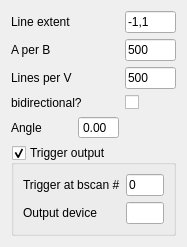
Qt form LineScanConfigWidget.ui (djsperka/vortup) before a commit.
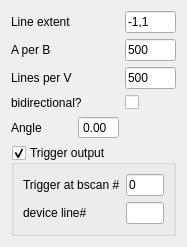
The same form after that commit.

Commit message: LineScanConfig only needs to know the line number (referring to the individual lines 0-7 on the DIO device port). Fix params load/unload.

What changed in the file:
```diff
--- a/LineScanConfigWidget.ui
+++ b/LineScanConfigWidget.ui
@@ -146,7 +146,7 @@
       <item row="1" column="0">
        <widget class="QLabel" name="label_7">
         <property name="text">
-         <string>Output device</string>
+         <string>device line#</string>
         </property>
        </widget>
       </item>
```
Left out of the diff: 2 changed lines with no effect on the pictures. The commit also changes 4 other files.
